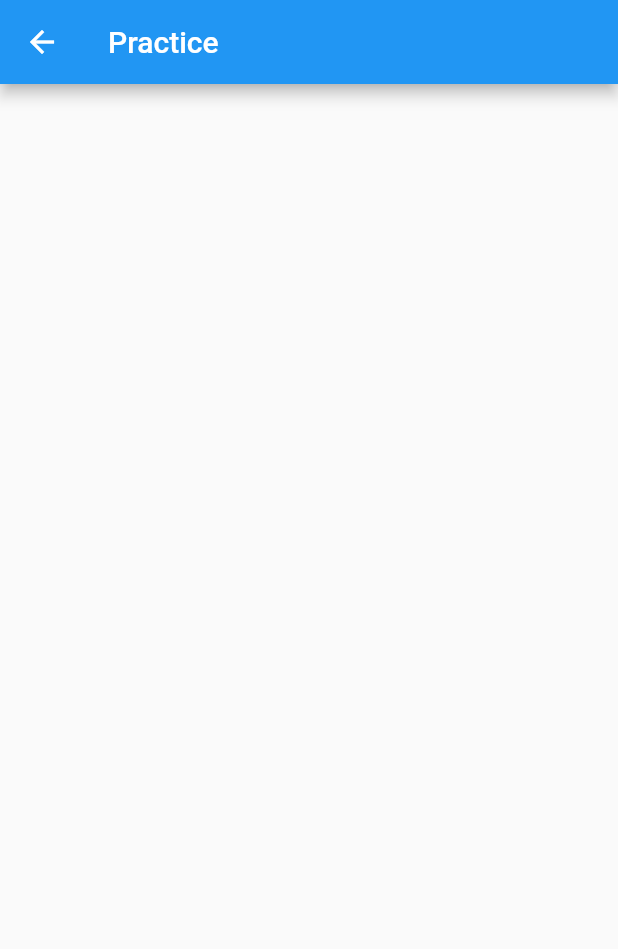
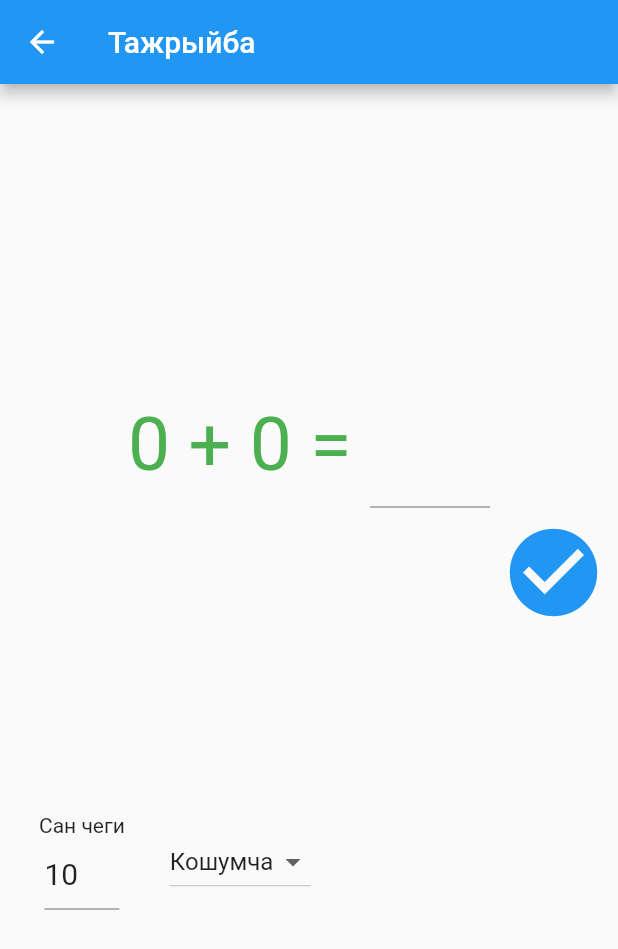
Before and after one commit to denihero/midtem-fail-fix, a Flutter app: the screen it shows after launch, after a tap on "Тажрыйба", on a phone screen of 412 x 824 dp. Shown: the top 949 px of the screen. Run offline on Flutter 3.47's test engine with Material 2 defaults, Android fonts, the light colour scheme and no system bars; our stand-ins replace auto_route, flutter_markdown; missing offline and left inert: flutter_pdfview.

Commit message:
make practice page for student

```diff
--- a/lib/app.dart
+++ b/lib/app.dart
@@ -12,6 +12,7 @@ class _AppState extends State<App> {
   @override
   Widget build(BuildContext context) {
     return const MaterialApp(
+      debugShowCheckedModeBanner: false,
       home: HomePage(),
     );
   }
--- a/lib/view/practice/practice_page.dart
+++ b/lib/view/practice/practice_page.dart
@@ -1,3 +1,5 @@
+import 'dart:math';
+
 import 'package:flutter/material.dart';
 
 class PracticePage extends StatefulWidget {
@@ -8,15 +10,170 @@ class PracticePage extends StatefulWidget {
 }
 
 class _PracticePageState extends State<PracticePage> {
+  int numberOne = 0;
+  int numberTwo = 0;
+  int total = 0;
+  Color answerCorrect = Colors.green;
+  int numberLimit = 10;
+
+  late TextEditingController answerController;
+  late TextEditingController numberLimitController;
+
+  @override
+  void initState() {
+    answerController = TextEditingController();
+    numberLimitController = TextEditingController(
+      text: '$numberLimit',
+    );
+    numberOne = Random().nextInt(numberLimit);
+    numberTwo = Random().nextInt(numberLimit);
+    total = numberOne + numberTwo;
+    super.initState();
+  }
+
+  String dropdownvalue = 'Кошумча';
+  var items = ["Көбөйтүү", "Бөлүү", "Кошумча", "Кемитүү"];
+
   @override
   Widget build(BuildContext context) {
     return Scaffold(
       appBar: AppBar(
-        title: const Text('Practice'),
+        title: const Text('Тажрыйба'),
       ),
-      body: Column(
-        children: [],
+      body: Center(
+        child: Column(
+          mainAxisAlignment: MainAxisAlignment.center,
+          children: [
+            Row(
+              mainAxisAlignment: MainAxisAlignment.center,
+              children: [
+                Text(
+                  '$numberOne ${giveNeedSymbol()} $numberTwo = ',
+                  style: TextStyle(fontSize: 50, color: answerCorrect),
+                ),
+                SizedBox(
+                  width: 80,
+                  child: TextFormField(
+                    controller: answerController,
+                    keyboardType: TextInputType.number,
+                    style: TextStyle(fontSize: 50, color: answerCorrect),
+                    decoration: const InputDecoration(),
+                  ),
+                ),
+              ],
+            ),
+            Align(
+              alignment: Alignment.centerRight,
+              child: IconButton(
+                  onPressed: () {
+                    checkIsCorrect();
+                  },
+                  iconSize: 70,
+                  icon: const Icon(
+                    Icons.check_circle,
+                    color: Colors.blue,
+                  )),
+            ),
+            SizedBox(
+              height: 200,
+              width: 400,
+              child: Row(
+                children: [
+                  Padding(
+                    padding: const EdgeInsets.only(left: 20, top: 100),
+                    child: Align(
+                      alignment: Alignment.bottomLeft,
+                      child: Column(
+                        mainAxisAlignment: MainAxisAlignment.center,
+                        children: [
+                          const Text('Сан чеги'),
+                          SizedBox(
+                            width: 50,
+                            child: TextFormField(
+                              controller: numberLimitController,
+                              style: const TextStyle(fontSize: 20),
+                              onEditingComplete: () {
+                                numberLimit =
+                                    int.tryParse(numberLimitController.text)!;
+                              },
+                            ),
+                          ),
+                        ],
+                      ),
+                    ),
+                  ),
+                  Padding(
+                    padding: const EdgeInsets.only(left: 30, top: 100),
+                    child: SizedBox(
+                      child: DropdownButton(
+                          value: dropdownvalue,
+                          items: items.map((e) {
+                            return DropdownMenuItem(
+                              value: e,
+                              child: Text(e),
+                            );
+                          }).toList(),
+                          onChanged: (value) {
+                            setState(() {
+                              dropdownvalue = value!;
+                            });
+
+                            changeSymbolValue();
+                          }),
+                    ),
+                  )
+                ],
+              ),
+            )
+          ],
+        ),
       ),
     );
   }
+
+  String giveNeedSymbol() {
+    if (dropdownvalue == 'Кошумча') {
+      return '+';
+    } else if (dropdownvalue == 'Кемитүү') {
+      return '-';
+    } else if (dropdownvalue == 'Бөлүү') {
+      return '/';
+    } else if (dropdownvalue == 'Көбөйтүү') {
+      return '*';
+    }
+    return '';
+  }
+
+  void changeSymbolValue() {
+    if (dropdownvalue == 'Кошумча') {
+      total = numberOne + numberTwo;
+    } else if (dropdownvalue == 'Кемитүү') {
+      total = numberOne - numberTwo;
+    } else if (dropdownvalue == 'Бөлүү') {
+      total = numberOne ~/ numberTwo;
+    } else if (dropdownvalue == 'Көбөйтүү') {
+      total = numberOne * numberTwo;
+    }
+  }
+
+  void checkIsCorrect() {
+    if (int.tryParse(answerController.text) == total) {
+      setState(() {
+        numberOne = Random().nextInt(numberLimit);
+        numberTwo = Random().nextInt(numberLimit);
+        if (numberOne == 0 && dropdownvalue == 'dropdownvalue') {
+          numberOne = Random().nextInt(numberLimit);
+        }
+
+        changeSymbolValue();
+
+        answerCorrect = Colors.green;
+      });
+      answerController.clear();
+    } else {
+      setState(() {
+        answerCorrect = Colors.red;
+      });
+    }
+  }
 }
--- a/pubspec.yaml
+++ b/pubspec.yaml
@@ -43,6 +43,7 @@ dependencies:
   path: ^1.8.3
   path_provider: ^2.0.15
   intl: ^0.18.1
+  scribble: ^0.9.1
 
 dev_dependencies:
   flutter_test:
```
Also changed, not shown: pubspec.lock.
